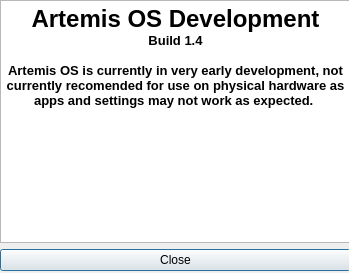
Before: the Qt Designer form usr/share/artemisos-welcome-app/dev.ui in ArtemisLinux/welcome-app, drawn with Qt 5.
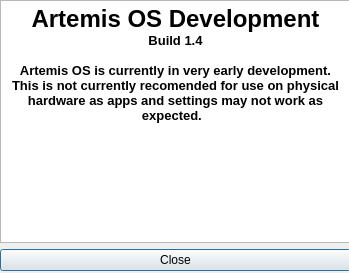
After: the same form once the commit is applied. Icons and pictures are not drawn.

```diff
--- a/usr/share/artemisos-welcome-app/dev.ui
+++ b/usr/share/artemisos-welcome-app/dev.ui
@@ -53,7 +53,8 @@
 &lt;p align=&quot;center&quot; style=&quot; margin-top:0px; margin-bottom:0px; margin-left:0px; margin-right:0px; -qt-block-indent:0; text-indent:0px;&quot;&gt;&lt;span style=&quot; font-size:18pt; font-weight:600;&quot;&gt;Artemis OS Development&lt;/span&gt;&lt;/p&gt;
 &lt;p align=&quot;center&quot; style=&quot; margin-top:0px; margin-bottom:0px; margin-left:0px; margin-right:0px; -qt-block-indent:0; text-indent:0px;&quot;&gt;&lt;span style=&quot; font-weight:600;&quot;&gt;Build 1.4&lt;/span&gt;&lt;/p&gt;
 &lt;p align=&quot;center&quot; style=&quot;-qt-paragraph-type:empty; margin-top:0px; margin-bottom:0px; margin-left:0px; margin-right:0px; -qt-block-indent:0; text-indent:0px; font-weight:600;&quot;&gt;&lt;br /&gt;&lt;/p&gt;
-&lt;p align=&quot;center&quot; style=&quot; margin-top:0px; margin-bottom:0px; margin-left:0px; margin-right:0px; -qt-block-indent:0; text-indent:0px;&quot;&gt;&lt;span style=&quot; font-weight:600;&quot;&gt;Artemis OS is currently in very early development, not currently recomended for use on physical hardware as apps and settings may not work as expected. &lt;/span&gt;&lt;/p&gt;&lt;/body&gt;&lt;/html&gt;</string>
+&lt;p align=&quot;center&quot; style=&quot; margin-top:0px; margin-bottom:0px; margin-left:0px; margin-right:0px; -qt-block-indent:0; text-indent:0px;&quot;&gt;&lt;span style=&quot; font-weight:600;&quot;&gt;Artemis OS is currently in very early development. This is not currently recomended for use on physical hardware as apps and settings may not work as expected.  &lt;/span&gt;&lt;/p&gt;
+&lt;p align=&quot;center&quot; style=&quot;-qt-paragraph-type:empty; margin-top:0px; margin-bottom:0px; margin-left:0px; margin-right:0px; -qt-block-indent:0; text-indent:0px; font-weight:600;&quot;&gt;&lt;br /&gt;&lt;/p&gt;&lt;/body&gt;&lt;/html&gt;</string>
       </property>
      </widget>
     </item>
```
